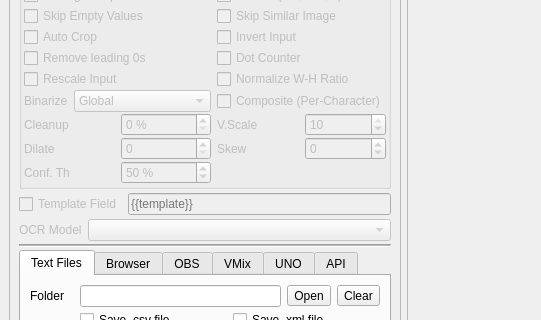
Old version of the form src/mainwindow.ui in the repository xerus/scoresight; both pictures show x 0 to 541 and y 230 to 550 of the 1166 by 751 pixel window.
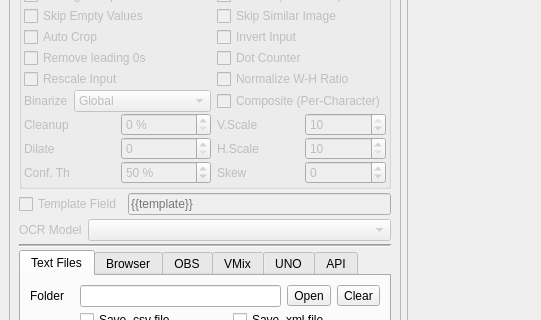
New version of the form.

Commit message: Add horizontal OCR scaling control and feature requests

Patch:
```diff
--- a/src/mainwindow.ui
+++ b/src/mainwindow.ui
@@ -801,6 +801,44 @@
               </widget>
              </item>
              <item row="11" column="3">
+              <widget class="QWidget" name="widget_hscale" native="true">
+               <layout class="QHBoxLayout" name="horizontalLayout_hscale">
+                <property name="leftMargin">
+                 <number>0</number>
+                </property>
+                <property name="topMargin">
+                 <number>0</number>
+                </property>
+                <property name="rightMargin">
+                 <number>0</number>
+                </property>
+                <property name="bottomMargin">
+                 <number>0</number>
+                </property>
+                <item>
+                 <widget class="QLabel" name="label_hscale">
+                  <property name="text">
+                   <string>H.Scale</string>
+                  </property>
+                 </widget>
+                </item>
+                <item>
+                 <widget class="QSpinBox" name="spinBox_hscale">
+                  <property name="minimum">
+                   <number>10</number>
+                  </property>
+                  <property name="maximum">
+                   <number>20</number>
+                  </property>
+                  <property name="value">
+                   <number>10</number>
+                  </property>
+                 </widget>
+                </item>
+               </layout>
+              </widget>
+             </item>
+             <item row="12" column="3">
               <widget class="QWidget" name="widget_skew" native="true">
                <layout class="QHBoxLayout" name="horizontalLayout_12">
                 <property name="leftMargin">
```
The commit also changes 10 other files.
